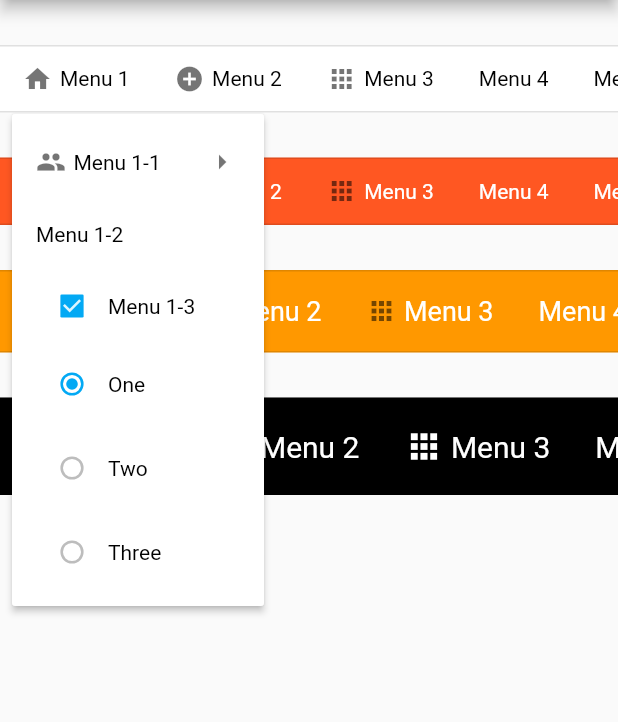
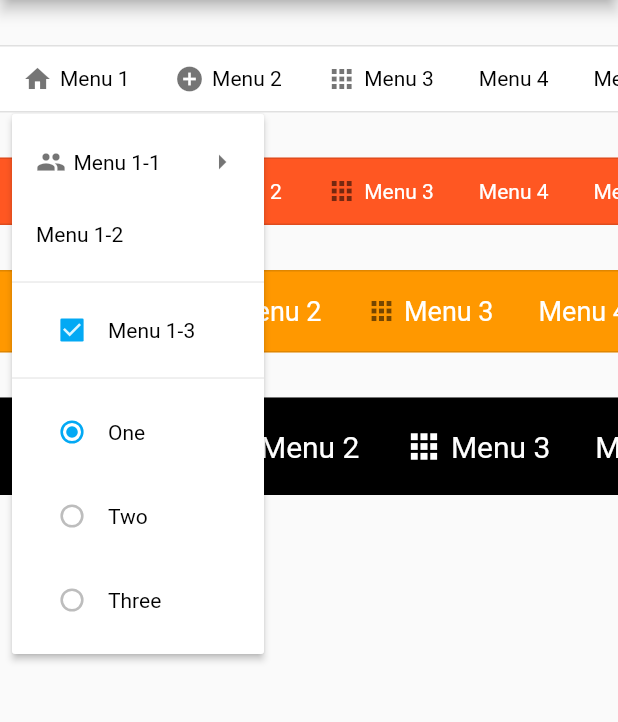
Before and after one commit to bosskmk/pluto_menu_bar, a Flutter app: the screen it shows after launch, after a tap on "Menu 1", on a phone screen of 412 x 824 dp, the part 84-806 px from its top. Run offline on Flutter 3.47's test engine with Material 2 defaults, Android fonts, the phone set to English and light mode, and no system bars.

Commit message:
Add divider.

```diff
--- a/example/lib/main.dart
+++ b/example/lib/main.dart
@@ -73,12 +73,14 @@ class PlutoMenuBarDemo extends StatelessWidget {
             title: 'Menu 1-2',
             onTap: () => message(context, 'Menu 1-2 tap'),
           ),
+          PlutoMenuItem.divider(height: 10),
           PlutoMenuItem.checkbox(
             title: 'Menu 1-3',
             initialCheckValue: true,
             onTap: () => message(context, 'Menu 1-3 tap'),
             onChanged: (flag) => print(flag),
           ),
+          PlutoMenuItem.divider(height: 10),
           PlutoMenuItem.radio(
             title: 'Menu 1-3',
             initialRadioValue: _RadioItems.one,
--- a/lib/src/pluto_menu_bar.dart
+++ b/lib/src/pluto_menu_bar.dart
@@ -196,6 +196,22 @@ class PlutoMenuItem {
     );
   }
 
+  static PlutoMenuItem divider({
+    double height = 16.0,
+    Color? color,
+    double? indent,
+    double? endIndent,
+    double? thickness,
+  }) {
+    return PlutoMenuItemDivider(
+      height: height,
+      color: color,
+      indent: indent,
+      endIndent: endIndent,
+      thickness: thickness,
+    );
+  }
+
   PlutoMenuItem._back({
     required this.title,
     this.icon,
@@ -259,6 +275,28 @@ class PlutoMenuItemRadio extends PlutoMenuItem {
   final Object? initialRadioValue;
 
   final List<Object> radioItems;
+}
+
+class PlutoMenuItemDivider extends PlutoMenuItem {
+  PlutoMenuItemDivider({
+    this.height = 16.0,
+    this.color,
+    this.indent,
+    this.endIndent,
+    this.thickness,
+  }) : super(title: '_divider', enable: false);
+
+  PlutoMenuItemType get type => PlutoMenuItemType.divider;
+
+  final double height;
+
+  final Color? color;
+
+  final double? indent;
+
+  final double? endIndent;
+
+  final double? thickness;
 }
 
 class _MenuWidget extends StatefulWidget {
@@ -420,6 +458,8 @@ class _MenuWidgetState extends State<_MenuWidget> {
       ),
       items: menuItems.map((menu) {
         Widget menuItem;
+        double height = kMinInteractiveDimension;
+        EdgeInsets? padding;
 
         switch (menu.type) {
           case PlutoMenuItemType.button:
@@ -431,12 +471,19 @@ class _MenuWidgetState extends State<_MenuWidget> {
           case PlutoMenuItemType.radio:
             menuItem = _buildRadioItem(menu);
             break;
+          case PlutoMenuItemType.divider:
+            menuItem = _buildDividerItem(menu as PlutoMenuItemDivider);
+            height = menu.height;
+            padding = EdgeInsets.only(left: 0, right: 0);
+            break;
         }
 
         return PopupMenuItem<PlutoMenuItem>(
           value: menu,
           child: menuItem,
           enabled: menu.enable,
+          height: height,
+          padding: padding,
         );
       }).toList(),
       elevation: 2.0,
@@ -572,6 +619,17 @@ class _MenuWidgetState extends State<_MenuWidget> {
     );
   }
 
+  Widget _buildDividerItem(PlutoMenuItem _menu) {
+    final dividerItem = _menu as PlutoMenuItemDivider;
+
+    return Divider(
+      color: dividerItem.color,
+      indent: dividerItem.indent,
+      endIndent: dividerItem.endIndent,
+      thickness: dividerItem.thickness,
+    );
+  }
+
   @override
   Widget build(BuildContext context) {
     return Container(
@@ -609,4 +667,5 @@ enum PlutoMenuItemType {
   button,
   checkbox,
   radio,
+  divider,
 }
--- a/pubspec.yaml
+++ b/pubspec.yaml
@@ -1,6 +1,6 @@
 name: pluto_menu_bar
 description: A menu bar for flutter. You can add as many submenus as you want, and you can change the default style.
-version: 1.1.2
+version: 1.1.3
 homepage: https://bosskmk.github.io
 repository: https://github.com/bosskmk/pluto_menu_bar
 
```
Also changed, not shown: 2 other files.
